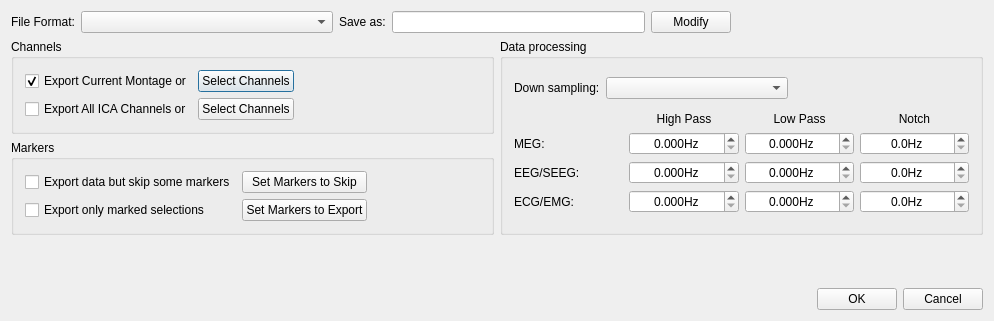
The window that src/AnyWave/Process/AwExporterSettings.ui (HIP-infrastructure/anywave-code) describes before a commit, drawn with Qt 5.
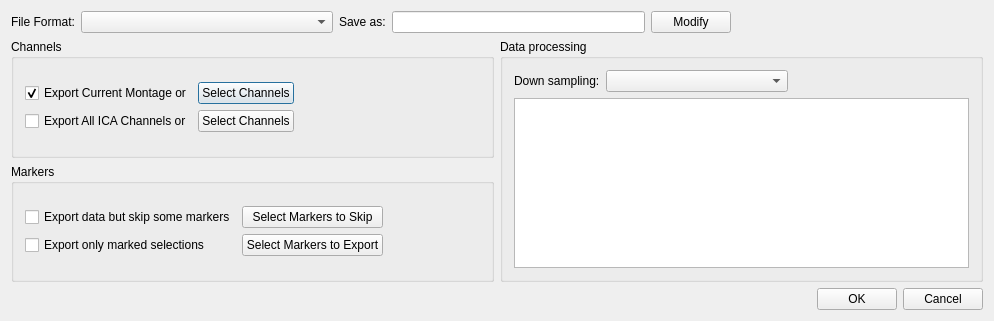
The same window after the commit. Icons and pictures are not drawn. Custom widgets are drawn as their Qt base class.

Commit message: Continued changing the filter settings through all the plugin.

```diff
--- a/src/AnyWave/Process/AwExporterSettings.ui
+++ b/src/AnyWave/Process/AwExporterSettings.ui
@@ -202,7 +202,7 @@
                </sizepolicy>
               </property>
               <property name="text">
-               <string>Set Markers to Export</string>
+               <string>Select Markers to Export</string>
               </property>
              </widget>
             </item>
@@ -215,7 +215,7 @@
                </sizepolicy>
               </property>
               <property name="text">
-               <string>Set Markers to Skip</string>
+               <string>Select Markers to Skip</string>
               </property>
              </widget>
             </item>
@@ -286,227 +286,7 @@
          </layout>
         </item>
         <item>
-         <layout class="QGridLayout" name="gridLayout_2">
-          <item row="1" column="4">
-           <widget class="QDoubleSpinBox" name="spinMEGNotch">
-            <property name="alignment">
-             <set>Qt::AlignCenter</set>
-            </property>
-            <property name="suffix">
-             <string>Hz</string>
-            </property>
-            <property name="decimals">
-             <number>1</number>
-            </property>
-            <property name="maximum">
-             <double>1000000000000000.000000000000000</double>
-            </property>
-           </widget>
-          </item>
-          <item row="0" column="4">
-           <widget class="QLabel" name="label_9">
-            <property name="text">
-             <string>Notch</string>
-            </property>
-            <property name="alignment">
-             <set>Qt::AlignCenter</set>
-            </property>
-           </widget>
-          </item>
-          <item row="0" column="2">
-           <widget class="QLabel" name="label_7">
-            <property name="sizePolicy">
-             <sizepolicy hsizetype="Preferred" vsizetype="Fixed">
-              <horstretch>0</horstretch>
-              <verstretch>0</verstretch>
-             </sizepolicy>
-            </property>
-            <property name="text">
-             <string>Low Pass</string>
-            </property>
-            <property name="alignment">
-             <set>Qt::AlignCenter</set>
-            </property>
-           </widget>
-          </item>
-          <item row="3" column="0">
-           <widget class="QLabel" name="label_4">
-            <property name="text">
-             <string>EEG/SEEG:</string>
-            </property>
-           </widget>
-          </item>
-          <item row="1" column="2">
-           <widget class="QDoubleSpinBox" name="spinMEGLP">
-            <property name="sizePolicy">
-             <sizepolicy hsizetype="Preferred" vsizetype="Fixed">
-              <horstretch>0</horstretch>
-              <verstretch>0</verstretch>
-             </sizepolicy>
-            </property>
-            <property name="alignment">
-             <set>Qt::AlignCenter</set>
-            </property>
-            <property name="suffix">
-             <string>Hz</string>
-            </property>
-            <property name="decimals">
-             <number>3</number>
-            </property>
-            <property name="maximum">
-             <double>1000000000000000.000000000000000</double>
-            </property>
-           </widget>
-          </item>
-          <item row="1" column="0">
-           <widget class="QLabel" name="label_3">
-            <property name="text">
-             <string>MEG:</string>
-            </property>
-           </widget>
-          </item>
-          <item row="3" column="4">
-           <widget class="QDoubleSpinBox" name="spinEEGNotch">
-            <property name="alignment">
-             <set>Qt::AlignCenter</set>
-            </property>
-            <property name="suffix">
-             <string>Hz</string>
-            </property>
-            <property name="decimals">
-             <number>1</number>
-            </property>
-            <property name="maximum">
-             <double>1000000000000000.000000000000000</double>
-            </property>
-           </widget>
-          </item>
-          <item row="5" column="2">
-           <widget class="QDoubleSpinBox" name="spinEMGLP">
-            <property name="alignment">
-             <set>Qt::AlignCenter</set>
-            </property>
-            <property name="suffix">
-             <string>Hz</string>
-            </property>
-            <property name="decimals">
-             <number>3</number>
-            </property>
-            <property name="maximum">
-             <double>1000000000000000.000000000000000</double>
-            </property>
-           </widget>
-          </item>
-          <item row="3" column="2">
-           <widget class="QDoubleSpinBox" name="spinEEGLP">
-            <property name="sizePolicy">
-             <sizepolicy hsizetype="Preferred" vsizetype="Fixed">
-              <horstretch>0</horstretch>
-              <verstretch>0</verstretch>
-             </sizepolicy>
-            </property>
-            <property name="alignment">
-             <set>Qt::AlignCenter</set>
-            </property>
-            <property name="suffix">
-             <string>Hz</string>
-            </property>
-            <property name="decimals">
-             <number>3</number>
-            </property>
-            <property name="maximum">
-             <double>1000000000000000.000000000000000</double>
-            </property>
-           </widget>
-          </item>
-          <item row="5" column="0">
-           <widget class="QLabel" name="label_5">
-            <property name="text">
-             <string>ECG/EMG:</string>
-            </property>
-           </widget>
-          </item>
-          <item row="5" column="4">
-           <widget class="QDoubleSpinBox" name="spinEMGNotch">
-            <property name="alignment">
-             <set>Qt::AlignCenter</set>
-            </property>
-            <property name="suffix">
-             <string>Hz</string>
-            </property>
-            <property name="decimals">
-             <number>1</number>
-            </property>
-            <property name="maximum">
-             <double>1000000000000000.000000000000000</double>
-            </property>
-           </widget>
-          </item>
-          <item row="1" column="1">
-           <widget class="QDoubleSpinBox" name="spinMEGHP">
-            <property name="alignment">
-             <set>Qt::AlignCenter</set>
-            </property>
-            <property name="suffix">
-             <string>Hz</string>
-            </property>
-            <property name="decimals">
-             <number>3</number>
-            </property>
-            <property name="maximum">
-             <double>1000000000000000.000000000000000</double>
-            </property>
-           </widget>
-          </item>
-          <item row="0" column="1">
-           <widget class="QLabel" name="label_8">
-            <property name="sizePolicy">
-             <sizepolicy hsizetype="Preferred" vsizetype="Fixed">
-              <horstretch>0</horstretch>
-              <verstretch>0</verstretch>
-             </sizepolicy>
-            </property>
-            <property name="text">
-             <string>High Pass</string>
-            </property>
-            <property name="alignment">
-             <set>Qt::AlignCenter</set>
-            </property>
-           </widget>
-          </item>
-          <item row="3" column="1">
-           <widget class="QDoubleSpinBox" name="spinEEGHP">
-            <property name="alignment">
-             <set>Qt::AlignCenter</set>
-            </property>
-            <property name="suffix">
-             <string>Hz</string>
-            </property>
-            <property name="decimals">
-             <number>3</number>
-            </property>
-            <property name="maximum">
-             <double>1000000000000000.000000000000000</double>
-            </property>
-           </widget>
-          </item>
-          <item row="5" column="1">
-           <widget class="QDoubleSpinBox" name="spinEMGHP">
-            <property name="alignment">
-             <set>Qt::AlignCenter</set>
-            </property>
-            <property name="suffix">
-             <string>Hz</string>
-            </property>
-            <property name="decimals">
-             <number>3</number>
-            </property>
-            <property name="maximum">
-             <double>1000000000000000.000000000000000</double>
-            </property>
-           </widget>
-          </item>
-         </layout>
+         <widget class="AwFilterTableView" name="filterTableView"/>
         </item>
        </layout>
       </widget>
@@ -569,6 +349,11 @@
    <extends>QComboBox</extends>
    <header location="global">widget/AwComboDS.h</header>
   </customwidget>
+  <customwidget>
+   <class>AwFilterTableView</class>
+   <extends>QTableView</extends>
+   <header location="global">filter/AwFilterTableView.h</header>
+  </customwidget>
  </customwidgets>
  <resources>
   <include location="../../../resources/AnyWave.qrc"/>
```
The commit also changes 68 other files.
